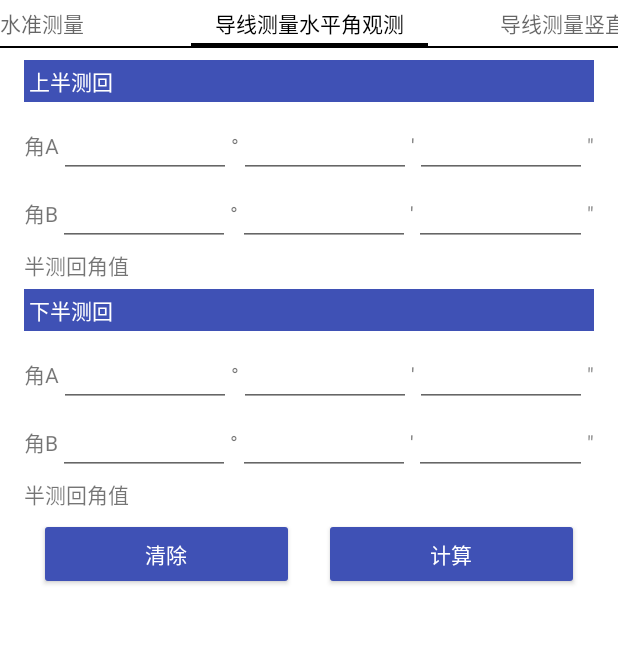
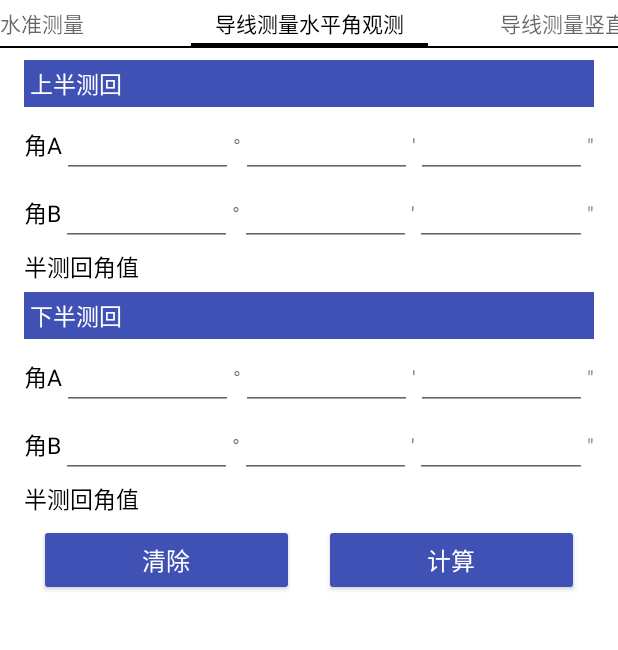
Before and after one commit to cascax/SurveyHelper, an Android app: the screen it shows after launch (MainActivity), after a tap on "导线测量水平角观测", on a phone screen of 412 x 824 dp, the part 84-734 px from its top. Run offline under Robolectric (Android 15) with nearby library versions, the phone set to English and light mode, and no system bars.

Commit message:
update ui (font size etc)

```diff
--- a/app/src/main/res/layout/layout_traverse_horizontal.xml
+++ b/app/src/main/res/layout/layout_traverse_horizontal.xml
@@ -14,22 +14,16 @@
     android:focusableInTouchMode="true">
 
     <TextView
-        android:layout_width="match_parent"
-        android:layout_height="wrap_content"
-        android:padding="3dp"
         android:text="@string/survey_first"
-        android:background="@color/primary"
-        android:textColor="@color/title_primary"
-        android:layout_marginBottom="5dp" />
+        style="@style/AppTheme.BannerTitle" />
     <LinearLayout
         android:layout_width="match_parent"
         android:layout_height="wrap_content"
         android:orientation="horizontal">
 
         <TextView
-            android:layout_width="wrap_content"
-            android:layout_height="wrap_content"
-            android:text="@string/param_a"/>
+            android:text="@string/param_a"
+            style="@style/AppTheme.TextView"/>
         <EditText
             android:id="@+id/angle_1a_du"
             android:layout_width="0dp"
@@ -73,9 +67,8 @@
         android:orientation="horizontal">
 
         <TextView
-            android:layout_width="wrap_content"
-            android:layout_height="wrap_content"
-            android:text="@string/param_b"/>
+            android:text="@string/param_b"
+            style="@style/AppTheme.TextView"/>
         <EditText
             android:id="@+id/angle_1b_du"
             android:layout_width="0dp"
@@ -121,33 +114,23 @@
         android:orientation="horizontal">
 
         <TextView
-            android:layout_width="wrap_content"
-            android:layout_height="wrap_content"
-            android:layout_marginRight="10dp"
-            android:layout_marginEnd="10dp"
-            android:text="@string/survey_result"/>
+            android:text="@string/survey_result"
+            style="@style/AppTheme.ResultText"/>
         <TextView
             android:id="@+id/angle_result1"
-            android:layout_width="match_parent"
-            android:layout_height="wrap_content"/>
+            style="@style/AppTheme.TextView"/>
     </LinearLayout>
     <TextView
-        android:layout_width="match_parent"
-        android:layout_height="wrap_content"
-        android:padding="3dp"
         android:text="@string/survey_second"
-        android:background="@color/primary"
-        android:textColor="@color/title_primary"
-        android:layout_marginBottom="5dp" />
+        style="@style/AppTheme.BannerTitle" />
     <LinearLayout
         android:layout_width="match_parent"
         android:layout_height="wrap_content"
         android:orientation="horizontal">
 
         <TextView
-            android:layout_width="wrap_content"
-            android:layout_height="wrap_content"
-            android:text="@string/param_a"/>
+            android:text="@string/param_a"
+            style="@style/AppTheme.TextView"/>
         <EditText
             android:id="@+id/angle_2a_du"
             android:layout_width="0dp"
@@ -191,9 +174,8 @@
         android:orientation="horizontal">
 
         <TextView
-            android:layout_width="wrap_content"
-            android:layout_height="wrap_content"
-            android:text="@string/param_b"/>
+            android:text="@string/param_b"
+            style="@style/AppTheme.TextView"/>
         <EditText
             android:id="@+id/angle_2b_du"
             android:layout_width="0dp"
@@ -241,15 +223,11 @@
         android:orientation="horizontal">
 
         <TextView
-            android:layout_width="wrap_content"
-            android:layout_height="wrap_content"
-            android:layout_marginRight="10dp"
-            android:layout_marginEnd="10dp"
-            android:text="@string/survey_result"/>
+            android:text="@string/survey_result"
+            style="@style/AppTheme.ResultText"/>
         <TextView
             android:id="@+id/angle_result2"
-            android:layout_width="match_parent"
-            android:layout_height="wrap_content"/>
+            style="@style/AppTheme.TextView"/>
     </LinearLayout>
     <LinearLayout
         android:layout_width="match_parent"
@@ -259,22 +237,12 @@
 
         <android.support.v7.widget.AppCompatButton
             android:id="@+id/btn_reset"
-            android:layout_width="0dp"
-            android:layout_height="wrap_content"
-            android:layout_weight="1"
             android:text="@string/btn_reset"
-            android:layout_marginLeft="10dp"
-            android:layout_marginRight="10dp"
-            android:textColor="@color/title_primary" />
+            style="@style/AppTheme.Button" />
         <android.support.v7.widget.AppCompatButton
             android:id="@+id/btn_calc"
-            android:layout_width="0dp"
-            android:layout_height="wrap_content"
-            android:layout_weight="1"
             android:text="@string/btn_calc"
-            android:layout_marginLeft="10dp"
-            android:layout_marginRight="10dp"
-            android:textColor="@color/title_primary" />
+            style="@style/AppTheme.Button" />
     </LinearLayout>
 
     <TextView
@@ -286,14 +254,12 @@
 
     <TextView
         android:id="@+id/result_different"
-        android:layout_width="wrap_content"
-        android:layout_height="wrap_content"
+        style="@style/AppTheme.TextView"
         android:layout_gravity="center"/>
 
     <TextView
         android:id="@+id/result_arg"
-        android:layout_width="wrap_content"
-        android:layout_height="wrap_content"
+        style="@style/AppTheme.TextView"
         android:layout_gravity="center"/>
 </LinearLayout>
 </ScrollView>
--- a/app/src/main/res/values-w820dp/dimens.xml
+++ /dev/null
@@ -1,6 +0,0 @@
-<resources>
-    <!-- Example customization of dimensions originally defined in res/values/dimens.xml
-         (such as screen margins) for screens with more than 820dp of available width. This
-         would include 7" and 10" devices in landscape (~960dp and ~1280dp respectively). -->
-    <dimen name="activity_horizontal_margin">64dp</dimen>
-</resources>
--- /dev/null
+++ b/app/src/main/res/values-xhdpi/dimens.xml
@@ -0,0 +1,9 @@
+<resources>
+    <dimen name="banner_title_padding">4dp</dimen>
+    <dimen name="banner_title_margin">2dp</dimen>
+    <dimen name="banner_title_size">15sp</dimen>
+    <dimen name="text_size">15sp</dimen>
+    <dimen name="result_text_size">15sp</dimen>
+    <dimen name="result_text_margin_right">15dp</dimen>
+    <dimen name="button_text_size">16sp</dimen>
+</resources>
--- a/app/src/main/res/values/dimens.xml
+++ b/app/src/main/res/values/dimens.xml
@@ -1,7 +1,12 @@
 <resources>
-    <!-- Default screen margins, per the Android Design guidelines. -->
     <dimen name="activity_horizontal_margin">16dp</dimen>
     <dimen name="activity_vertical_margin">8dp</dimen>
 
-    <dimen name="activity_navigation_height">50px</dimen>
+    <dimen name="banner_title_padding">3dp</dimen>
+    <dimen name="banner_title_margin">2dp</dimen>
+    <dimen name="banner_title_size">14dp</dimen>
+    <dimen name="text_size">14dp</dimen>
+    <dimen name="result_text_size">14dp</dimen>
+    <dimen name="result_text_margin_right">10dp</dimen>
+    <dimen name="button_text_size">15dp</dimen>
 </resources>
--- a/app/src/main/res/values/styles.xml
+++ b/app/src/main/res/values/styles.xml
@@ -20,4 +20,35 @@
         <item name="android:textColor">@color/text_primary</item>
     </style>
 
+    <style name="AppTheme.BannerTitle">
+        <item name="android:layout_width">match_parent</item>
+        <item name="android:layout_height">wrap_content</item>
+        <item name="android:padding">@dimen/banner_title_padding</item>
+        <item name="android:background">@color/primary</item>
+        <item name="android:textColor">@color/title_primary</item>
+        <item name="android:layout_marginBottom">@dimen/banner_title_margin</item>
+        <item name="android:textSize">@dimen/banner_title_size</item>
+    </style>
+
+    <style name="AppTheme.TextView">
+        <item name="android:layout_width">wrap_content</item>
+        <item name="android:layout_height">wrap_content</item>
+        <item name="android:textSize">@dimen/text_size</item>
+    </style>
+
+    <style name="AppTheme.ResultText" parent="AppTheme.TextView">
+        <item name="android:textSize">@dimen/result_text_size</item>
+        <item name="android:layout_marginRight">@dimen/result_text_margin_right</item>
+    </style>
+
+    <style name="AppTheme.Button" parent="Widget.AppCompat.Button">
+        <item name="android:layout_width">0dp</item>
+        <item name="android:layout_weight">1</item>
+        <item name="android:layout_height">wrap_content</item>
+        <item name="android:layout_marginLeft">10dp</item>
+        <item name="android:layout_marginRight">10dp</item>
+        <item name="android:textColor">@color/title_primary</item>
+        <item name="android:textSize">@dimen/button_text_size</item>
+    </style>
+
 </resources>
```
Also changed, not shown: app/src/main/res/layout/layout_leveling.xml (+7 -33 lines), app/src/main/res/layout/layout_traverse_vertical.xml (+17 -48 lines).
